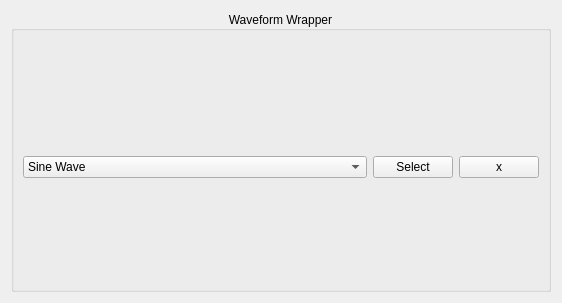
Qt form src/ManeuverPlanner/VisualScripter/Waveforms/WaveformWrapper.ui (theilem/uavGS) before a commit.
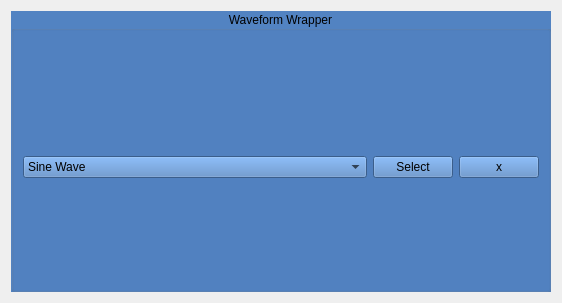
The same form after that commit.

Commit message: Changing color scheme

The edit to the form file:
```diff
--- a/src/ManeuverPlanner/VisualScripter/Waveforms/WaveformWrapper.ui
+++ b/src/ManeuverPlanner/VisualScripter/Waveforms/WaveformWrapper.ui
@@ -19,6 +19,9 @@
      <property name="layoutDirection">
       <enum>Qt::LeftToRight</enum>
      </property>
+     <property name="styleSheet">
+      <string notr="true">background-color:rgb(82, 131, 194)</string>
+     </property>
      <property name="title">
       <string>Waveform Wrapper</string>
      </property>
```
The commit also changes 7 other files.
